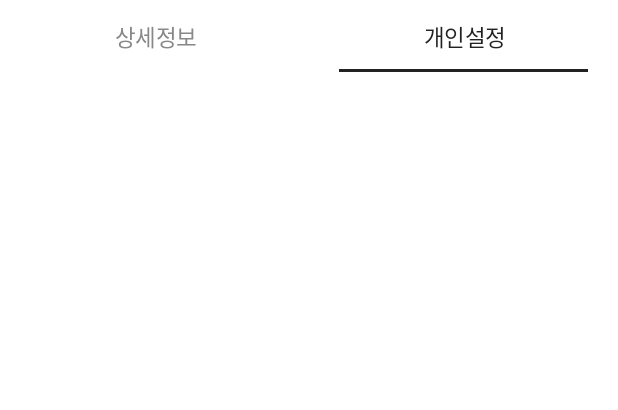
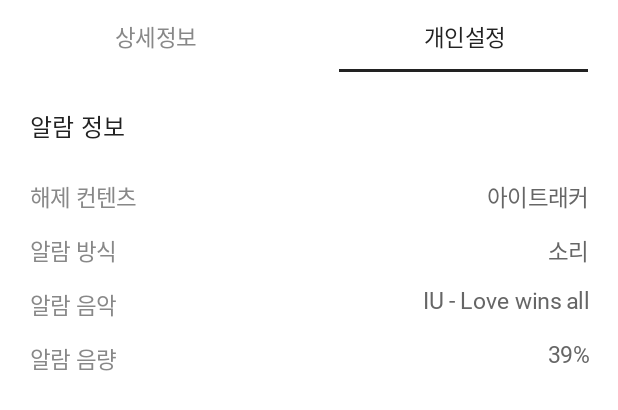
Before and after one commit to new-asap-side/asap-android, an Android app built with Jetpack Compose: the @Preview function AlarmDetailsPreview, tab 2 chosen, on a phone screen of 412 x 824 dp. Shown: the top 410 px of the screen. Run offline under Robolectric (Android 15) with nearby library versions, the phone set to English and light mode, and no system bars; Roboto replaces fonts that are not available here.

Commit message:
Feat: add PrivateSetting UI (dummy) [ASAP-5]

```diff
--- a/app/src/main/java/com/asap/aljyo/ui/composable/group_details/AlarmDetails.kt
+++ b/app/src/main/java/com/asap/aljyo/ui/composable/group_details/AlarmDetails.kt
@@ -103,10 +103,12 @@ fun AlarmDetails(modifier: Modifier = Modifier) {
             )
 
             1 -> PrivateSetting(
-                modifier = Modifier.padding(
-                    horizontal = 20.dp,
-                    vertical = 24.dp
-                )
+                modifier = Modifier
+                    .fillMaxWidth()
+                    .padding(
+                        horizontal = 20.dp,
+                        vertical = 24.dp
+                    )
             )
         }
     }
@@ -116,8 +118,7 @@ fun AlarmDetails(modifier: Modifier = Modifier) {
 @Composable
 fun AlarmDetailsPreview() {
     AljyoTheme {
-        AlarmDetails(
-        )
+        AlarmDetails()
     }
 }
 
@@ -163,7 +164,39 @@ fun AlarmDetailsContent(modifier: Modifier = Modifier) {
 @Composable
 fun PrivateSetting(modifier: Modifier = Modifier) {
     Column(modifier = modifier) {
-
+        Text(
+            text = stringResource(R.string.alarm_information),
+            style = MaterialTheme.typography.headlineMedium.copy(
+                fontSize = 16.sp,
+                color = Black01
+            )
+        )
+        Spacer(modifier = Modifier.height(24.dp))
+        Column(
+            modifier = Modifier.fillMaxWidth(),
+            verticalArrangement = Arrangement.spacedBy(14.dp)
+        ) {
+            RowText(
+                modifier = Modifier.fillMaxWidth(),
+                title = stringResource(R.string.alarm_release_content),
+                content = "아이트래커"
+            )
+            RowText(
+                modifier = Modifier.fillMaxWidth(),
+                title = stringResource(R.string.alarm_method),
+                content = "소리"
+            )
+            RowText(
+                modifier = Modifier.fillMaxWidth(),
+                title = stringResource(R.string.alarm_music),
+                content = "IU - Love wins all"
+            )
+            RowText(
+                modifier = Modifier.fillMaxWidth(),
+                title = stringResource(R.string.alarm_sound),
+                content = "39%"
+            )
+        }
     }
 }
 
--- a/app/src/main/java/com/asap/aljyo/ui/composable/group_details/GroupDetailsScreen.kt
+++ b/app/src/main/java/com/asap/aljyo/ui/composable/group_details/GroupDetailsScreen.kt
@@ -1,15 +1,28 @@
 package com.asap.aljyo.ui.composable.group_details
 
+import androidx.compose.foundation.background
+import androidx.compose.foundation.layout.Arrangement
 import androidx.compose.foundation.layout.fillMaxWidth
 import androidx.compose.foundation.lazy.LazyColumn
 import androidx.compose.runtime.Composable
 import androidx.compose.ui.Modifier
+import androidx.compose.ui.unit.dp
+import com.asap.aljyo.ui.theme.White
 
 @Composable
 fun GroupDetailsScreen() {
-    LazyColumn {
+    LazyColumn(
+        verticalArrangement = Arrangement.spacedBy(10.dp)
+    ) {
         item {
             GroupSummation(modifier = Modifier.fillMaxWidth())
         }
+        item {
+            AlarmDetails(
+                modifier = Modifier
+                    .fillMaxWidth()
+                    .background(White)
+            )
+        }
     }
 }
--- a/app/src/main/res/values/strings.xml
+++ b/app/src/main/res/values/strings.xml
@@ -43,4 +43,9 @@
     <string name="alarm_period">알람 기간</string>
     <string name="alarm_group_participants">참가 인원</string>
     <string name="alarm_pulbic_or_private">공개/비공개</string>
+    <string name="alarm_setting">알람 설정</string>
+    <string name="alarm_release_content">해제 컨텐츠</string>
+    <string name="alarm_method">알람 방식</string>
+    <string name="alarm_music">알람 음악</string>
+    <string name="alarm_sound">알람 음량</string>
 </resources>
```
